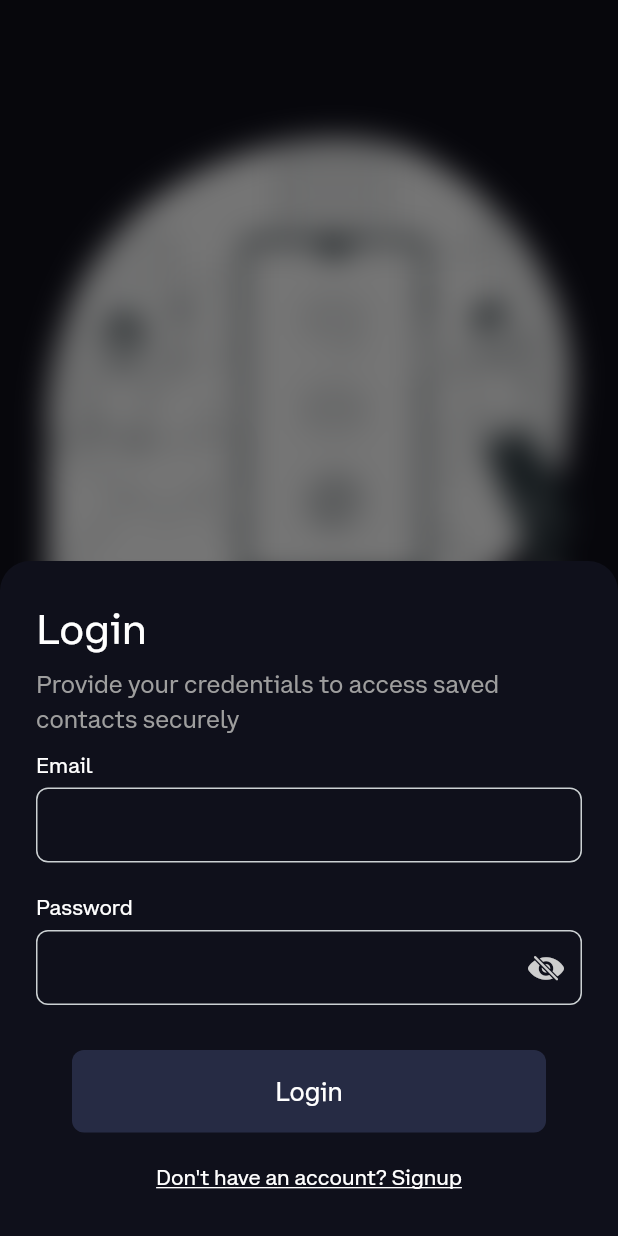
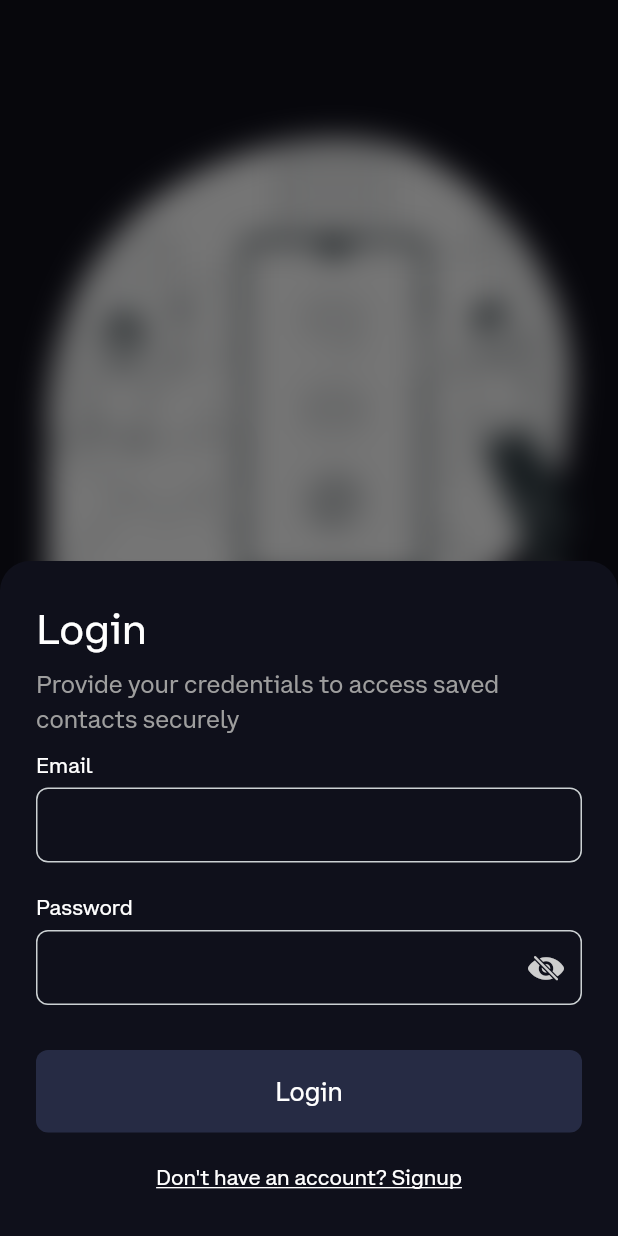
Before and after one commit to TamynatorSama/jvec-assessment-mobile, a Flutter app: the screen it shows after launch, after a tap on "Continue", on a phone screen of 412 x 824 dp. Run offline on Flutter 3.47's test engine with Material 2 defaults, Android fonts, the phone set to English and light mode, and no system bars; our stand-ins replace azlistview, flutter_svg; project files that could hold a hidden picture were left out.

Commit message:
chore: code refactor

```diff
--- a/lib/utils/custom_button.dart
+++ b/lib/utils/custom_button.dart
@@ -2,9 +2,10 @@ import 'package:contact_app/utils/app_theme.dart';
 import 'package:flutter/material.dart';
 
 class CustomButton extends StatelessWidget {
+  final bool removePadding;
   final String label;
   final Function() onTap;
-  const CustomButton({super.key,required this.label,required this.onTap});
+  const CustomButton({super.key,required this.label,required this.onTap, this.removePadding = false});
 
   @override
   Widget build(BuildContext context) {
@@ -16,7 +17,7 @@ class CustomButton extends StatelessWidget {
       child: InkWell(
         onTap: onTap,
         child: Container(
-          margin: const EdgeInsets.symmetric(horizontal: 24),
+          margin: EdgeInsets.symmetric(horizontal:removePadding?0: 24),
           alignment: Alignment.center,
                 width: double.maxFinite,
                 height: 55,
```
